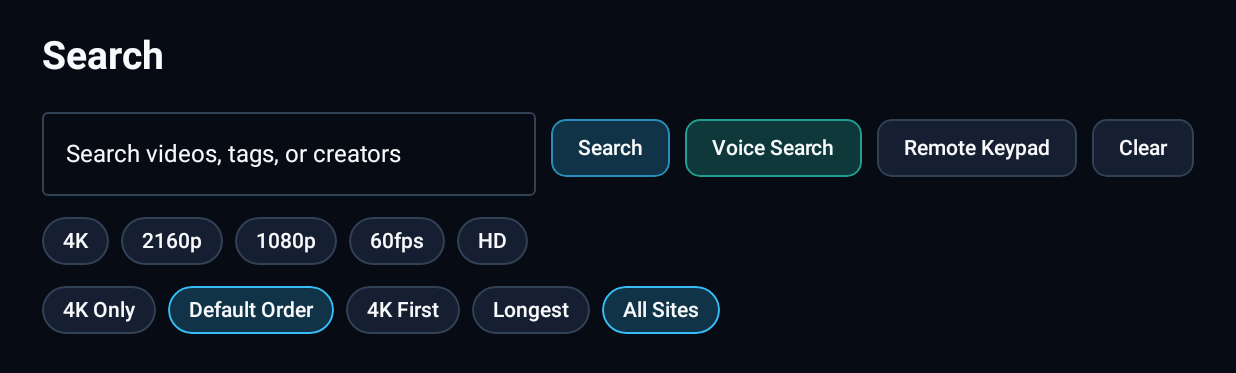
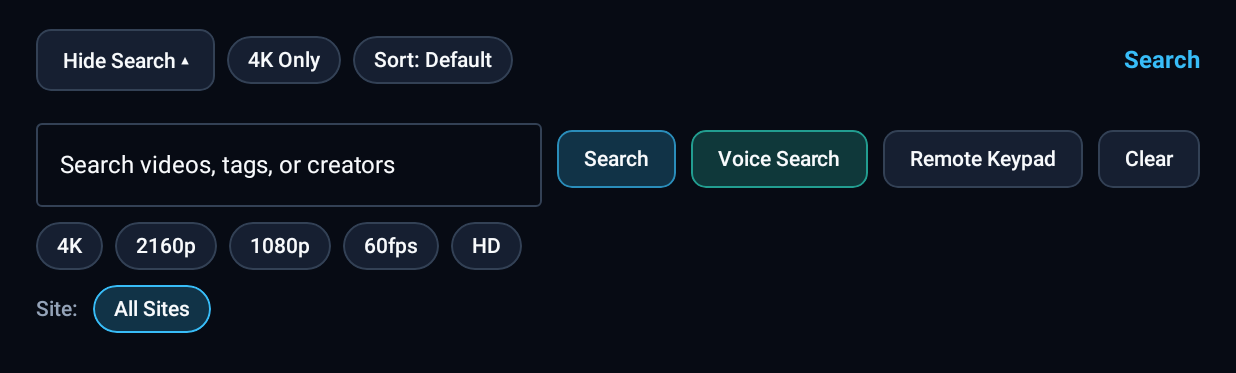
Before and after one commit to Toncek/scraperAduPages, an Android app built with Jetpack Compose: the composable SearchScreen called with empty values, on a phone screen of 824 x 412 dp (held sideways). Shown: the top 373 px of the screen. Run offline under Robolectric (Android 15) with nearby library versions, the phone set to English and light mode, and no system bars; pictures from the network do not load.

Commit message:
Fix Categories and Search filter panel visibility and D-pad focus

```diff
--- a/app/src/main/java/com/harbor/tv/feature/search/SearchScreen.kt
+++ b/app/src/main/java/com/harbor/tv/feature/search/SearchScreen.kt
@@ -4,6 +4,7 @@ import android.app.Activity
 import android.content.ActivityNotFoundException
 import android.content.Intent
 import android.speech.RecognizerIntent
+import androidx.activity.compose.BackHandler
 import androidx.activity.compose.rememberLauncherForActivityResult
 import androidx.activity.result.contract.ActivityResultContracts
 import androidx.compose.foundation.background
@@ -13,6 +14,7 @@ import androidx.compose.foundation.layout.ExperimentalLayoutApi
 import androidx.compose.foundation.layout.FlowRow
 import androidx.compose.foundation.layout.PaddingValues
 import androidx.compose.foundation.layout.Row
+import androidx.compose.foundation.layout.Spacer
 import androidx.compose.foundation.layout.fillMaxSize
 import androidx.compose.foundation.layout.fillMaxWidth
 import androidx.compose.foundation.layout.heightIn
@@ -40,6 +42,7 @@ import androidx.compose.ui.Modifier
 import androidx.compose.ui.focus.FocusRequester
 import androidx.compose.ui.text.font.FontWeight
 import androidx.compose.ui.text.input.ImeAction
+import androidx.compose.ui.text.style.TextOverflow
 import androidx.compose.ui.unit.dp
 import com.harbor.tv.core.model.CatalogItem
 import com.harbor.tv.core.model.CatalogSortMode
@@ -79,7 +82,8 @@ fun SearchScreen(
 ) {
     var showRemoteKeys by remember { mutableStateOf(false) }
     var voiceNotice by remember { mutableStateOf<String?>(null) }
-    var filtersExpanded by remember { mutableStateOf(false) }
+    val filterToggleFocus = remember { FocusRequester() }
+    val searchButtonFocus = remember { FocusRequester() }
     val restoreRequesters = remember { mutableMapOf<String, FocusRequester>() }
     fun requesterFor(key: String): FocusRequester =
         restoreRequesters.getOrPut(key) { FocusRequester() }
@@ -96,10 +100,11 @@ fun SearchScreen(
         }
     }
 
-    LaunchedEffect(results, query, selectedSourceFilterId, only4kFilter) {
-        if (displayedResults.isNotEmpty()) {
+    var filtersExpanded by remember { mutableStateOf(displayedResults.isEmpty()) }
+
+    BackHandler(enabled = filtersExpanded && displayedResults.isNotEmpty()) {
         filtersExpanded = false
-        }
+        runCatching { filterToggleFocus.requestFocus() }
     }
 
     val voiceSearchLauncher = rememberLauncherForActivityResult(
@@ -112,6 +117,7 @@ fun SearchScreen(
                 ?.trim()
             if (!spoken.isNullOrBlank()) {
                 voiceNotice = null
+                filtersExpanded = false
                 onQueryChange(spoken)
                 onSearch(spoken)
             }
@@ -120,8 +126,8 @@ fun SearchScreen(
 
     val initialFocusKey = remember { lastFocusedKey }
     var focusRestored by remember { mutableStateOf(false) }
-    LaunchedEffect(displayedResults.isNotEmpty(), filtersExpanded) {
-        if (!focusRestored && initialFocusKey != null) {
+    LaunchedEffect(displayedResults.isNotEmpty()) {
+        if (!focusRestored && !filtersExpanded && initialFocusKey != null) {
             val req = restoreRequesters[initialFocusKey]
             if (req != null) {
                 focusRestored = true
@@ -134,7 +140,8 @@ fun SearchScreen(
         listOf("4K", "2160p", "1080p", "60fps", "HD")
     }
 
-    val compactGridMode = !filtersExpanded && displayedResults.isNotEmpty()
+    val showFilterPanel = filtersExpanded || displayedResults.isEmpty()
+    val compactGridMode = !showFilterPanel
     val sortLabel = when (sortMode) {
         CatalogSortMode.DEFAULT -> "Default"
         CatalogSortMode.QUALITY_FIRST -> "4K First"
@@ -145,23 +152,11 @@ fun SearchScreen(
         CatalogSortMode.QUALITY_FIRST -> CatalogSortMode.LONGEST_FIRST
         CatalogSortMode.LONGEST_FIRST -> CatalogSortMode.DEFAULT
     }
-
-    Column(
-        modifier = modifier
-            .fillMaxSize()
-            .background(HarborColors.Background)
-            .padding(
-                horizontal = if (compactGridMode) 24.dp else 28.dp,
-                vertical = if (compactGridMode) 14.dp else 22.dp
-            ),
-        verticalArrangement = Arrangement.spacedBy(if (compactGridMode) 10.dp else 14.dp)
-    ) {
-        if (compactGridMode) {
     val activeSummary = buildString {
         if (query.isNotBlank()) {
             append("\"$query\"")
         } else {
-                    append("Results")
+            append("Search")
         }
         if (selectedSourceFilterId != null) {
             append(" • ${friendlySiteName(selectedSourceFilterId)}")
@@ -169,48 +164,53 @@ fun SearchScreen(
         if (only4kFilter) {
             append(" • 4K")
         }
+        if (displayedResults.isNotEmpty()) {
             append(" (${displayedResults.size})")
+        }
     }
     val isFiltered = query.isNotBlank() || only4kFilter || selectedSourceFilterId != null
 
-            LazyRow(
+    Column(
+        modifier = modifier
+            .fillMaxSize()
+            .background(HarborColors.Background)
+            .padding(
+                horizontal = 24.dp,
+                vertical = if (compactGridMode) 12.dp else 16.dp
+            ),
+        verticalArrangement = Arrangement.spacedBy(10.dp)
+    ) {
+        // Persistent top control bar — never unmounts on toggle so D-pad focus stays predictable
+        Row(
             modifier = Modifier
                 .fillMaxWidth()
                 .heightIn(min = 48.dp),
             horizontalArrangement = Arrangement.spacedBy(8.dp),
             verticalAlignment = Alignment.CenterVertically
         ) {
-                item(key = "search_slim_summary") {
-                    Text(
-                        text = activeSummary,
-                        style = MaterialTheme.typography.titleMedium,
-                        color = HarborColors.FocusCyan,
-                        fontWeight = FontWeight.Bold,
-                        modifier = Modifier.padding(end = 4.dp)
+            TvActionButton(
+                label = if (showFilterPanel) "Hide Search ▴" else "Search & Filters ▾",
+                tone = if (showFilterPanel) TvButtonTone.SECONDARY else TvButtonTone.PRIMARY,
+                focusRequester = filterToggleFocus,
+                onClick = {
+                    if (displayedResults.isNotEmpty()) {
+                        filtersExpanded = !filtersExpanded
+                    } else {
+                        filtersExpanded = true
+                    }
+                }
             )
-                }
-                item(key = "search_slim_expand") {
-                    TvTagChip(
-                        label = "Search & Filters ▾",
-                        onClick = { filtersExpanded = true }
-                    )
-                }
-                item(key = "search_slim_4k") {
             TvTagChip(
                 label = if (only4kFilter) "4K Only: ON" else "4K Only",
                 selected = only4kFilter,
                 onClick = onToggleOnly4kFilter
             )
-                }
-                item(key = "search_slim_sort") {
             TvTagChip(
                 label = "Sort: $sortLabel",
                 selected = sortMode != CatalogSortMode.DEFAULT,
                 onClick = { onSelectSortMode(nextSortMode) }
             )
-                }
             if (isFiltered) {
-                    item(key = "search_slim_clear") {
                 TvTagChip(
                     label = "Clear",
                     onClick = {
@@ -223,27 +223,18 @@ fun SearchScreen(
                     }
                 )
             }
-                }
-            }
-        } else {
-            Row(
-                modifier = Modifier.fillMaxWidth(),
-                horizontalArrangement = Arrangement.SpaceBetween,
-                verticalAlignment = Alignment.CenterVertically
-            ) {
+            Spacer(modifier = Modifier.weight(1f))
             Text(
-                    text = "Search",
-                    style = MaterialTheme.typography.headlineMedium,
-                    color = HarborColors.TextPrimary
-                )
-                if (displayedResults.isNotEmpty()) {
-                    TvTagChip(
-                        label = "Hide Filters ▴",
-                        onClick = { filtersExpanded = false }
+                text = activeSummary,
+                style = MaterialTheme.typography.titleMedium,
+                color = HarborColors.FocusCyan,
+                fontWeight = FontWeight.Bold,
+                maxLines = 1,
+                overflow = TextOverflow.Ellipsis
             )
         }
-            }
 
+        if (showFilterPanel) {
             Row(
                 modifier = Modifier.fillMaxWidth(),
                 horizontalArrangement = Arrangement.spacedBy(10.dp),
@@ -257,8 +248,9 @@ fun SearchScreen(
                     keyboardOptions = KeyboardOptions(imeAction = ImeAction.Search),
                     keyboardActions = KeyboardActions(
                         onSearch = {
-                            if (results.isNotEmpty()) filtersExpanded = false
+                            filtersExpanded = false
                             onSearch(null)
+                            runCatching { filterToggleFocus.requestFocus() }
                         }
                     ),
                     colors = OutlinedTextFieldDefaults.colors(
@@ -272,9 +264,11 @@ fun SearchScreen(
                 TvActionButton(
                     label = "Search",
                     tone = TvButtonTone.PRIMARY,
+                    focusRequester = searchButtonFocus,
                     onClick = {
-                        if (results.isNotEmpty()) filtersExpanded = false
+                        filtersExpanded = false
                         onSearch(null)
+                        runCatching { filterToggleFocus.requestFocus() }
                     }
                 )
                 TvActionButton(
@@ -336,7 +330,11 @@ fun SearchScreen(
                                 when (k) {
                                     "SPACE" -> onQueryChange("$query ")
                                     "DEL" -> if (query.isNotEmpty()) onQueryChange(query.dropLast(1))
-                                    "GO" -> onSearch(null)
+                                    "GO" -> {
+                                        filtersExpanded = false
+                                        onSearch(null)
+                                        runCatching { filterToggleFocus.requestFocus() }
+                                    }
                                     else -> onQueryChange(query + k.lowercase())
                                 }
                             }
@@ -367,8 +365,10 @@ fun SearchScreen(
                             label = term,
                             selected = query.equals(term, ignoreCase = true),
                             onClick = {
+                                filtersExpanded = false
                                 onQueryChange(term)
                                 onSearch(term)
+                                runCatching { filterToggleFocus.requestFocus() }
                             }
                         )
                     }
@@ -392,7 +392,11 @@ fun SearchScreen(
                         TvTagChip(
                             label = combo.displayTitle,
                             selected = query.equals(combo.searchQuery, ignoreCase = true),
-                            onClick = { onApplyLabelCombo(combo) }
+                            onClick = {
+                                filtersExpanded = false
+                                onApplyLabelCombo(combo)
+                                runCatching { filterToggleFocus.requestFocus() }
+                            }
                         )
                     }
                 }
@@ -409,41 +413,26 @@ fun SearchScreen(
                         label = suggestion,
                         selected = query.equals(suggestion, ignoreCase = true),
                         onClick = {
+                            filtersExpanded = false
                             onQueryChange(suggestion)
                             onSearch(suggestion)
+                            runCatching { filterToggleFocus.requestFocus() }
                         }
                     )
                 }
             }
 
-            // Friendly site filters + 4K toggle + Sort chips
-            LazyRow(horizontalArrangement = Arrangement.spacedBy(8.dp)) {
-                item(key = "search_4k", contentType = "chip") {
-                    TvTagChip(
-                        label = if (only4kFilter) "4K Only: ON" else "4K Only",
-                        selected = only4kFilter,
-                        onClick = onToggleOnly4kFilter
-                    )
-                }
-                item(key = "search_sort_default", contentType = "chip") {
-                    TvTagChip(
-                        label = "Default Order",
-                        selected = sortMode == CatalogSortMode.DEFAULT,
-                        onClick = { onSelectSortMode(CatalogSortMode.DEFAULT) }
-                    )
-                }
-                item(key = "search_sort_4k", contentType = "chip") {
-                    TvTagChip(
-                        label = "4K First",
-                        selected = sortMode == CatalogSortMode.QUALITY_FIRST,
-                        onClick = { onSelectSortMode(CatalogSortMode.QUALITY_FIRST) }
-                    )
-                }
-                item(key = "search_sort_long", contentType = "chip") {
-                    TvTagChip(
-                        label = "Longest",
-                        selected = sortMode == CatalogSortMode.LONGEST_FIRST,
-                        onClick = { onSelectSortMode(CatalogSortMode.LONGEST_FIRST) }
+            // Friendly site filter chips
+            LazyRow(
+                horizontalArrangement = Arrangement.spacedBy(8.dp),
+                verticalAlignment = Alignment.CenterVertically
+            ) {
+                item(key = "search_sites_label") {
+                    Text(
+                        text = "Site:",
+                        style = MaterialTheme.typography.labelLarge,
+                        color = HarborColors.TextSecondary,
+                        modifier = Modifier.padding(end = 2.dp)
                     )
                 }
                 item(key = "search_site_all", contentType = "chip") {
```
Also changed, not shown: app/src/main/java/com/harbor/tv/feature/catalog/CatalogScreens.kt (+98 -118 lines). Lines whose indentation alone changed are shown as unchanged.
